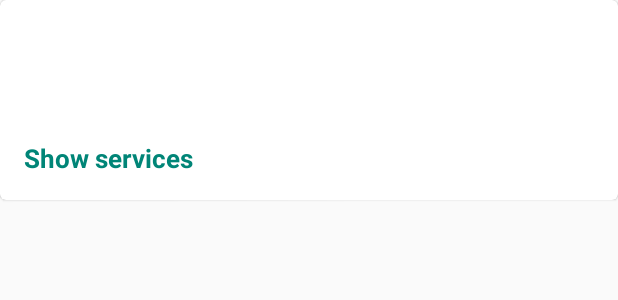
After one commit to ngabovictor/Bookin, an Android app: the layout hotel_layout.xml on its own in the app's theme, with its tools: preview values and no code run, on a phone screen of 412 x 824 dp. The commit adds this screen. Shown: the top 300 px of the screen. Run offline under Robolectric (Android 15) with nearby library versions, the phone set to English and light mode, and no system bars.

Commit message:
Pulled data from database and bind to respective views

```diff
--- a/app/build.gradle
+++ b/app/build.gradle
@@ -24,6 +24,7 @@ dependencies {
     implementation 'com.android.support:appcompat-v7:28.0.0'
     implementation 'com.android.support.constraint:constraint-layout:1.1.3'
     implementation 'com.google.firebase:firebase-auth:16.0.5'
+    implementation 'com.google.firebase:firebase-database:16.0.4'
     testImplementation 'junit:junit:4.12'
     androidTestImplementation 'com.android.support.test:runner:1.0.2'
     androidTestImplementation 'com.android.support.test.espresso:espresso-core:3.0.2'
--- /dev/null
+++ b/app/src/main/res/layout/hotel_layout.xml
@@ -0,0 +1,48 @@
+<?xml version="1.0" encoding="utf-8"?>
+<android.support.design.card.MaterialCardView
+    xmlns:android="http://schemas.android.com/apk/res/android" android:layout_width="match_parent"
+    android:layout_height="wrap_content">
+
+    <LinearLayout
+        android:layout_width="match_parent"
+        android:layout_height="wrap_content"
+        android:padding="16dp"
+        android:orientation="vertical">
+        <TextView
+            android:layout_width="wrap_content"
+            android:layout_height="wrap_content"
+            android:id="@+id/hotel_name_view"
+            android:textStyle="bold"/>
+
+        <TextView
+            android:layout_width="wrap_content"
+            android:layout_height="wrap_content"
+            android:id="@+id/address_view"/>
+
+        <TextView
+            android:layout_width="wrap_content"
+            android:layout_height="wrap_content"
+            android:id="@+id/phone_view"/>
+
+        <TextView
+            android:layout_width="wrap_content"
+            android:layout_height="wrap_content"
+            android:id="@+id/email_view"/>
+
+        <TextView
+            android:layout_width="wrap_content"
+            android:layout_height="wrap_content"
+            android:text="Show services"
+            android:textColor="@color/colorPrimary"
+            android:textStyle="bold"
+            android:textSize="17sp"
+            android:id="@+id/services_toggle"/>
+
+        <LinearLayout
+            android:layout_width="match_parent"
+            android:layout_height="wrap_content"
+            android:id="@+id/services_holder"
+            android:visibility="gone"></LinearLayout>
+    </LinearLayout>
+
+</android.support.design.card.MaterialCardView>
```
Also changed, not shown: app/src/main/java/com/example/bookin/HotelsAdapter.java (+53 -4 lines), app/src/main/java/com/example/bookin/MainActivity.java (+53 -0 lines), app/src/main/res/layout/activity_main.xml (+12 -0 lines).
